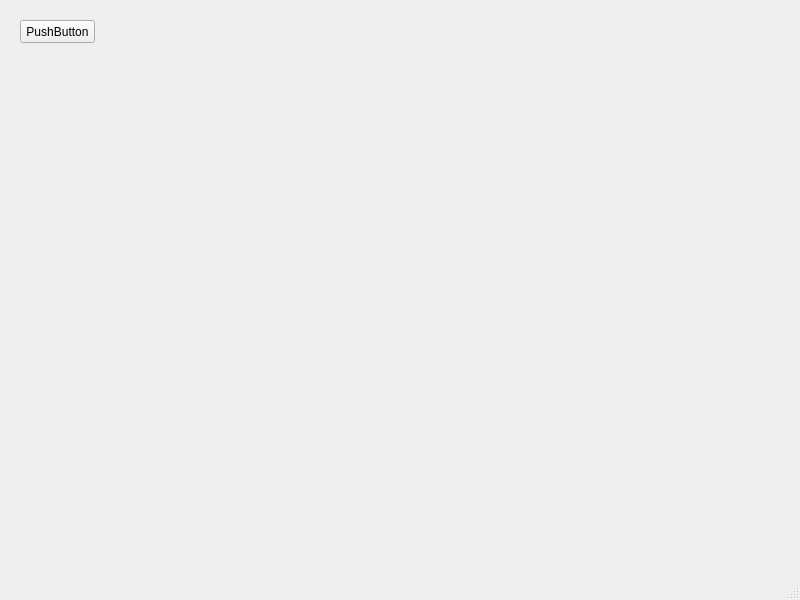
The window that UI/mywindow.ui (blissin/window_git) describes before a commit, drawn with Qt 5.
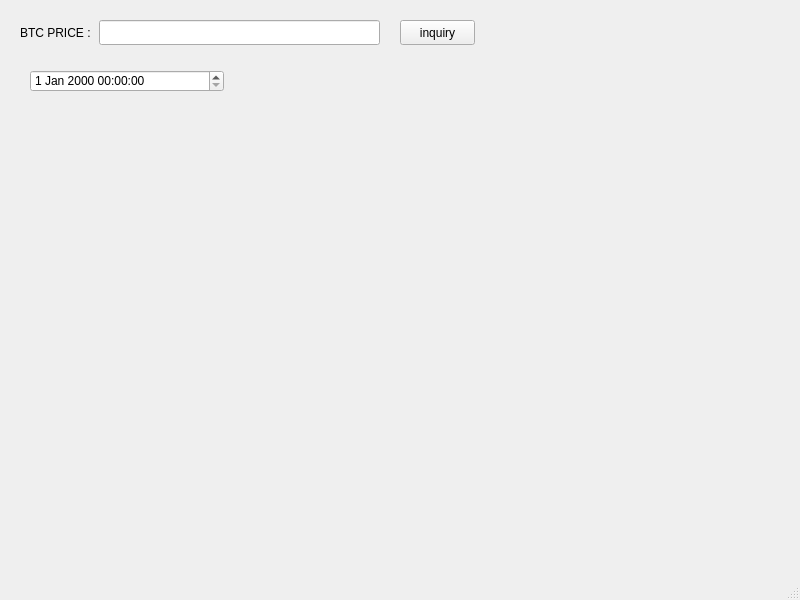
The same window after the commit.

Commit message: 0518_pyqt_wupbit

```diff
--- a/UI/mywindow.ui
+++ b/UI/mywindow.ui
@@ -17,14 +17,47 @@
    <widget class="QPushButton" name="pushButton">
     <property name="geometry">
      <rect>
-      <x>20</x>
+      <x>400</x>
       <y>20</y>
       <width>75</width>
-      <height>23</height>
+      <height>25</height>
      </rect>
     </property>
     <property name="text">
-     <string>PushButton</string>
+     <string>inquiry</string>
+    </property>
+   </widget>
+   <widget class="QLineEdit" name="lineEdit_current">
+    <property name="geometry">
+     <rect>
+      <x>99</x>
+      <y>20</y>
+      <width>281</width>
+      <height>25</height>
+     </rect>
+    </property>
+   </widget>
+   <widget class="QLabel" name="label">
+    <property name="geometry">
+     <rect>
+      <x>20</x>
+      <y>20</y>
+      <width>81</width>
+      <height>25</height>
+     </rect>
+    </property>
+    <property name="text">
+     <string>BTC PRICE : </string>
+    </property>
+   </widget>
+   <widget class="QDateTimeEdit" name="dateTimeEdit">
+    <property name="geometry">
+     <rect>
+      <x>30</x>
+      <y>70</y>
+      <width>194</width>
+      <height>22</height>
+     </rect>
     </property>
    </widget>
   </widget>
```
Left out of the diff: 11 changed lines with no effect on the pictures. The commit also changes 2 other files.
